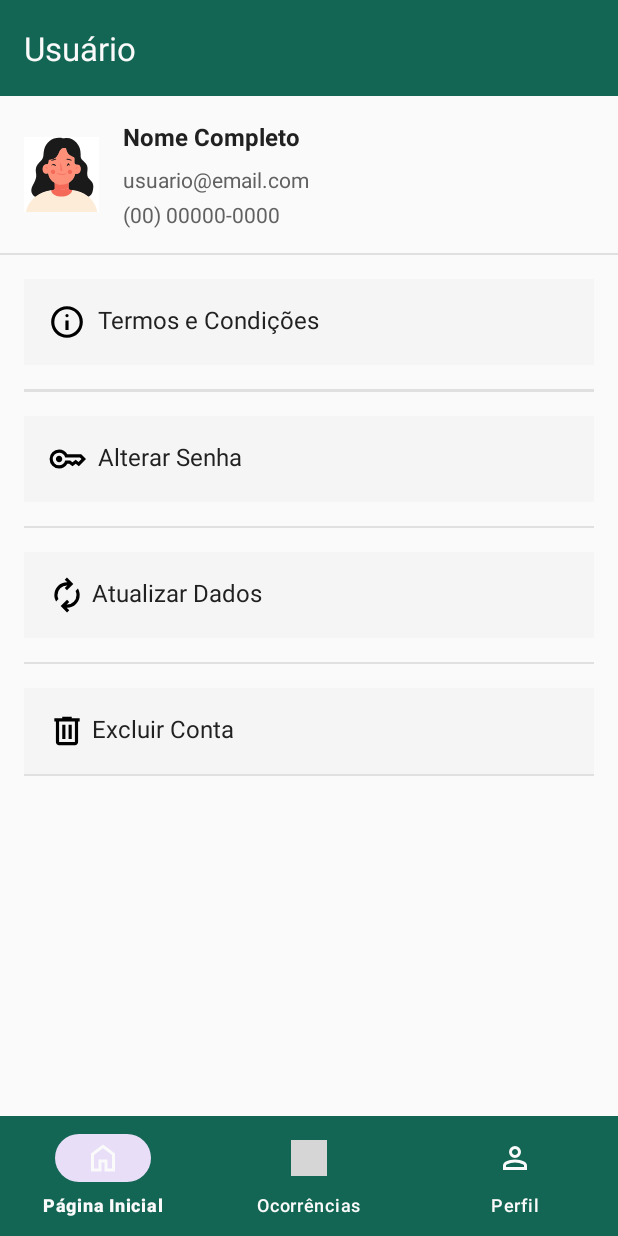
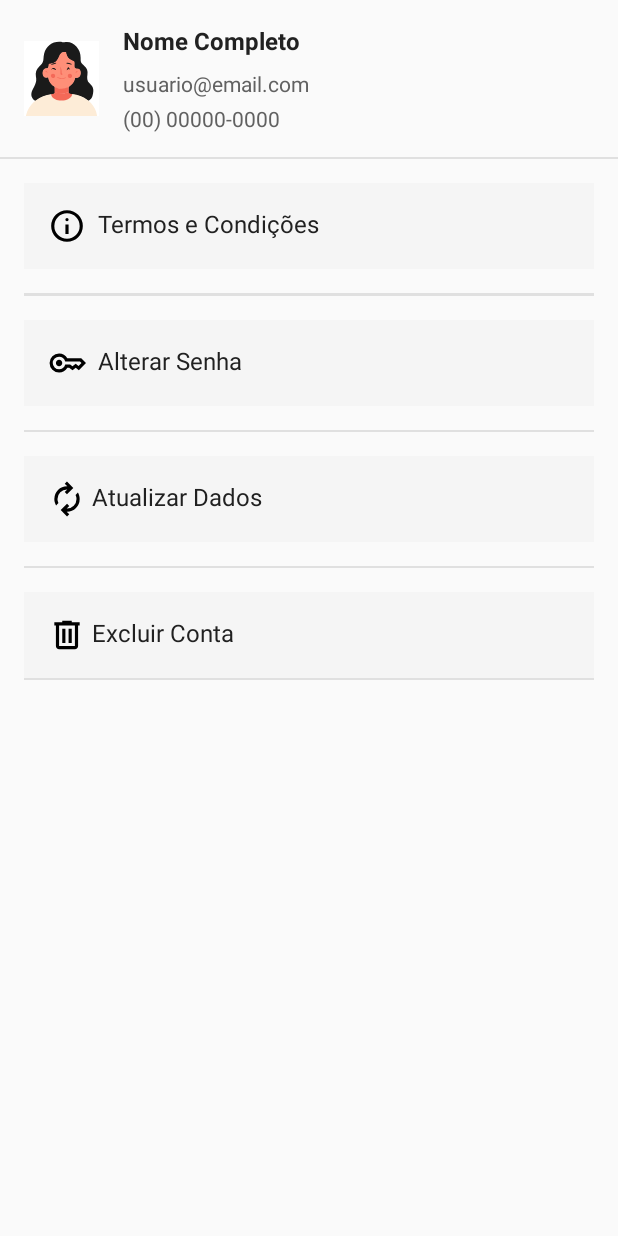
Before and after one commit to melhora-ifam/melhora-ifam, an Android app: the layout activity_perfil.xml on its own in the app's theme, with its tools: preview values and no code run, on a phone screen of 412 x 824 dp. Run offline under Robolectric (Android 15) with nearby library versions, the phone set to English and light mode, and no system bars; grey boxes are pictures that could not be loaded.

Commit message:
Navegacao da navbar, de home para perfil

```diff
--- a/app/src/main/res/layout/activity_perfil.xml
+++ b/app/src/main/res/layout/activity_perfil.xml
@@ -66,13 +66,6 @@
         app:layout_constraintStart_toStartOf="parent"
         app:layout_constraintTop_toTopOf="parent">
 
-        <com.google.android.material.appbar.MaterialToolbar
-            android:id="@+id/toolbar"
-            android:layout_width="match_parent"
-            android:layout_height="?attr/actionBarSize"
-            android:background="@color/primary_green_600"
-            app:title="Usuário"
-            app:titleTextColor="@color/neutral_light_50" />
 
     </com.google.android.material.appbar.AppBarLayout>
 
@@ -233,16 +226,4 @@
     </LinearLayout>
 
 
-    <com.google.android.material.bottomnavigation.BottomNavigationView
-        android:id="@+id/navBarHomeAdmin"
-        android:layout_width="0dp"
-        android:layout_height="wrap_content"
-        android:background="@color/primary_green_600"
-        app:itemIconTint="@color/neutral_light_50"
-        app:itemTextColor="@color/neutral_light_50"
-        app:layout_constraintBottom_toBottomOf="parent"
-        app:layout_constraintEnd_toEndOf="parent"
-        app:layout_constraintStart_toStartOf="parent"
-        app:menu="@menu/bottom_navbar" />
-
 </androidx.constraintlayout.widget.ConstraintLayout>
```
Also changed, not shown: app/src/main/java/com/example/melhoraifam/HomeAdminFragment.kt (+8 -2 lines), app/src/main/java/com/example/melhoraifam/ManageUsuariosFragment.kt (+12 -6 lines), app/src/main/java/com/example/melhoraifam/PerfilActivity.kt (deleted, +0 -11 lines), app/src/main/java/com/example/melhoraifam/PerfilFragment .kt (added, +52 -0 lines).
